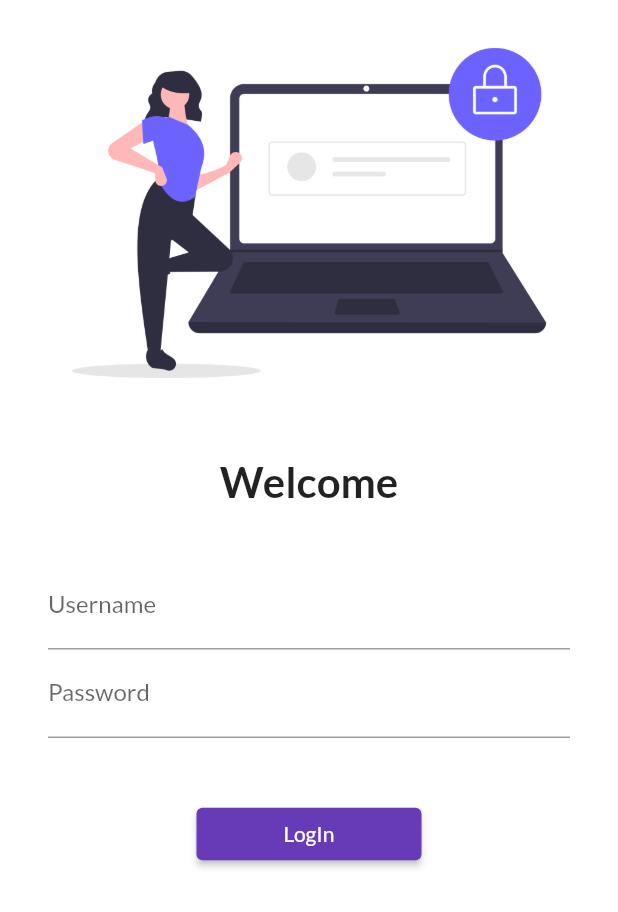
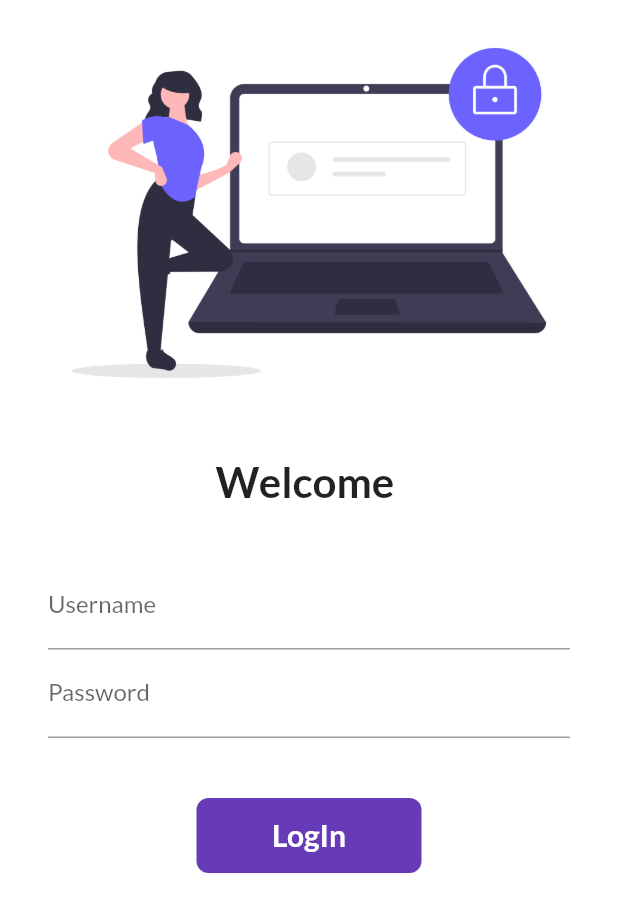
Before and after one commit to Vivekkurre1/flutterApp, a Flutter app: the screen it shows after launch, on a phone screen of 412 x 824 dp. Shown: the top 912 px of the screen. Run offline on Flutter 3.47's test engine with Material 2 defaults, Android fonts, the phone set to English and light mode, and no system bars; our stand-ins replace google_fonts.

Commit message:
day6 completed

```diff
--- a/analysis_options.yaml
+++ b/analysis_options.yaml
@@ -7,7 +7,7 @@
 
 # The following line activates a set of recommended lints for Flutter apps,
 # packages, and plugins designed to encourage good coding practices.
-include: package:flutter_lints/flutter.yaml
+#include: package:flutter_lints/flutter.yaml
 
 linter:
   # The lint rules applied to this project can be customized in the
--- a/lib/pages/login_page.dart
+++ b/lib/pages/login_page.dart
@@ -1,9 +1,16 @@
 import 'package:flutter/material.dart';
 import 'package:quick_attendance/utils/routes.dart';
 
-class LoginPage extends StatelessWidget {
+class LoginPage extends StatefulWidget {
   const LoginPage({super.key});
 
+  @override
+  _LoginPageState createState() => _LoginPageState();
+}
+
+class _LoginPageState extends State<LoginPage> {
+  String name = "";
+  bool changeButton = false;
   @override
   Widget build(BuildContext context) {
     return Material(
@@ -19,7 +26,7 @@
               height: 20.00,
             ),
             Text(
-              "Welcome",
+              "Welcome $name",
               style: TextStyle(
                 fontSize: 28,
                 fontWeight: FontWeight.bold,
@@ -40,6 +47,10 @@
                       hintText: "Enter username",
                       labelText: "Username",
                     ),
+                    onChanged: (value) {
+                      name = value;
+                      setState(() {});
+                    },
                   ),
                   TextFormField(
                     obscureText: true,
@@ -51,18 +62,48 @@
                   SizedBox(
                     height: 40.0,
                   ),
-                  ElevatedButton(
-                    child: Text("LogIn"),
-                    style: TextButton.styleFrom(
-                      minimumSize: Size(150, 35),
+                  InkWell(
+                    onTap: () async {
+                      setState(() {
+                        changeButton = true;
+                      });
+                      await Future.delayed(Duration(seconds: 1));
+                      Navigator.pushNamed(context, MyRoutes.homeRoute);
+                    },
+                    child: AnimatedContainer(
+                      duration: Duration(seconds: 1),
+                      width: changeButton ? 50 : 150,
+                      height: 50,
+                      alignment: Alignment.center,
+                      child: changeButton
+                          ? Icon(Icons.done, color: Colors.white)
+                          : Text(
+                              "LogIn",
+                              style: TextStyle(
+                                color: Colors.white,
+                                fontWeight: FontWeight.bold,
+                                fontSize: 20,
+                              ),
+                            ),
+                      decoration: BoxDecoration(
+                        color: Colors.deepPurple,
+                        borderRadius:
+                            BorderRadius.circular(changeButton ? 50 : 8),
+                      ),
                     ),
-                    onPressed: () {
-                      Navigator.pushNamed(
-                        context,
-                        MyRoutes.homeRoute,
-                      );
-                    },
                   ),
+                  // ElevatedButton(
+                  //   child: Text("LogIn"),
+                  //   style: TextButton.styleFrom(
+                  //     minimumSize: Size(150, 35),
+                  //   ),
+                  //   onPressed: () {
+                  //     Navigator.pushNamed(
+                  //       context,
+                  //       MyRoutes.homeRoute,
+                  //     );
+                  //   },
+                  // ),
                 ],
               ),
             ),
```
